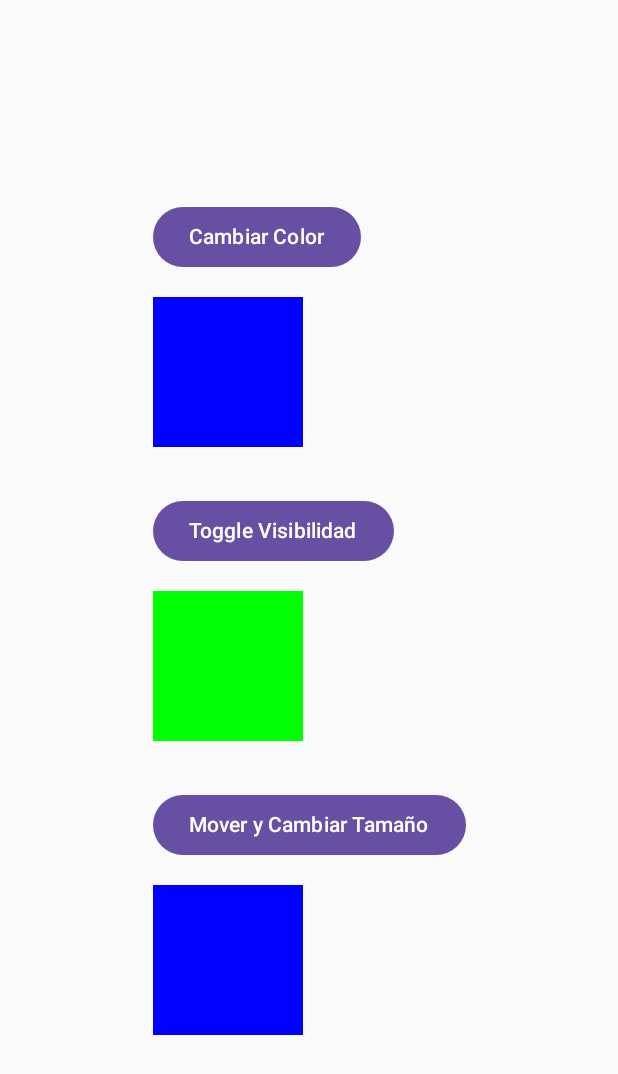
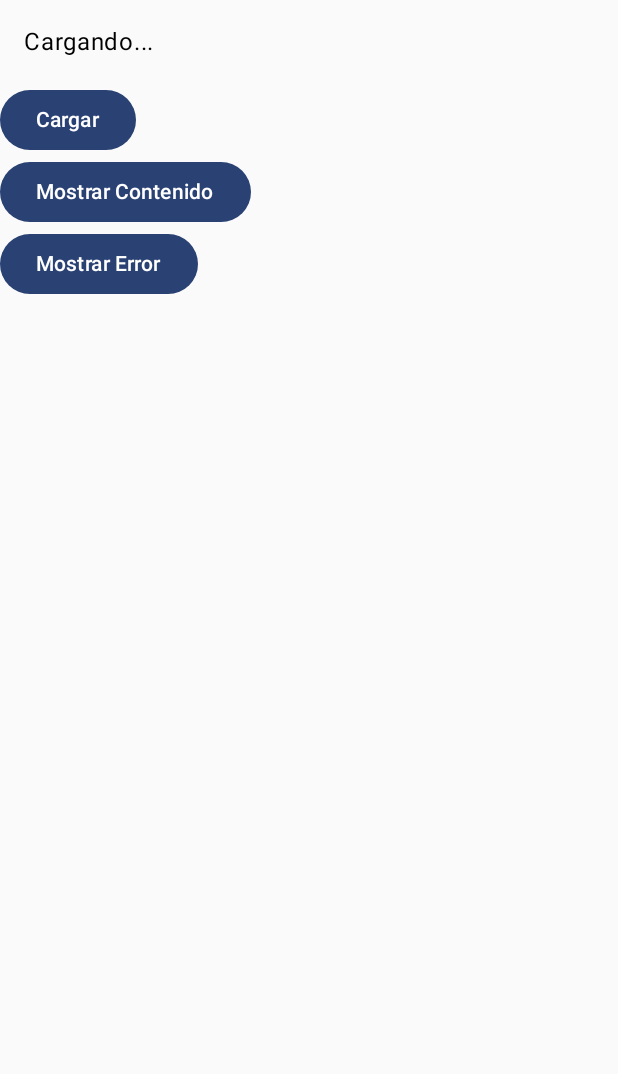
Before and after one commit to AdrianAbeGama/Lab13, an Android app built with Jetpack Compose: the screen it shows after launch (MainActivity), on a phone screen of 412 x 824 dp. Shown: the top 1074 px of the screen. Run offline under Robolectric (Android 15) with nearby library versions, the phone set to English and light mode, and no system bars.

Commit message:
Ejercicio 4

```diff
--- a/app/src/main/java/com/example/lab13/MainActivity.kt
+++ b/app/src/main/java/com/example/lab13/MainActivity.kt
@@ -3,108 +3,83 @@ package com.example.lab13
 import android.os.Bundle
 import androidx.activity.ComponentActivity
 import androidx.activity.compose.setContent
-import androidx.compose.animation.AnimatedVisibility
-import androidx.compose.animation.animateColorAsState
-import androidx.compose.animation.core.animateDpAsState
-import androidx.compose.foundation.background
-import androidx.compose.foundation.layout.*
+import androidx.compose.animation.AnimatedContent
+import androidx.compose.animation.ExperimentalAnimationApi
+import androidx.compose.animation.core.tween
+import androidx.compose.animation.fadeIn
+import androidx.compose.animation.fadeOut
+import androidx.compose.animation.with
+import androidx.compose.foundation.layout.Column
+import androidx.compose.foundation.layout.padding
 import androidx.compose.material3.Button
 import androidx.compose.material3.Text
 import androidx.compose.runtime.*
-import androidx.compose.ui.Alignment
-import androidx.compose.ui.graphics.Color
+import androidx.compose.ui.Modifier
 import androidx.compose.ui.tooling.preview.Preview
-import androidx.compose.ui.unit.Dp
 import androidx.compose.ui.unit.dp
-import androidx.compose.ui.Modifier
-import androidx.compose.ui.unit.IntSize
-import androidx.compose.ui.draw.clip
-import androidx.compose.foundation.shape.CircleShape
-import androidx.compose.foundation.shape.RoundedCornerShape
+import com.example.lab13.ui.theme.Lab13Theme
 
 class MainActivity : ComponentActivity() {
     override fun onCreate(savedInstanceState: Bundle?) {
         super.onCreate(savedInstanceState)
         setContent {
-            AnimationExamples()
+            Lab13Theme {
+                AnimatedContentExample()
+            }
         }
     }
 }
 
+@OptIn(ExperimentalAnimationApi::class)
 @Composable
-fun AnimationExamples() {
-    Column(
-        modifier = Modifier
-            .fillMaxSize()
-            .wrapContentSize(Alignment.Center)
-    ) {
-        // Ejercicio 1: Animación de Color
-        var isBlue by remember { mutableStateOf(true) }
-        val backgroundColor = animateColorAsState(if (isBlue) Color.Blue else Color.Red)
+fun AnimatedContentExample() {
+    var state by remember { mutableStateOf<ContentState>(ContentState.Loading) }
 
-        Button(onClick = { isBlue = !isBlue }) {
-            Text("Cambiar Color")
+    Column {
+        // AnimatedContent to switch between states
+        AnimatedContent(
+            targetState = state,
+            transitionSpec = {
+                fadeIn(animationSpec = tween(500)) with fadeOut(animationSpec = tween(500))
+            }
+        ) { targetState ->
+            when (targetState) {
+                ContentState.Loading -> {
+                    Text(text = "Cargando...", modifier = Modifier.padding(16.dp))
+                }
+                ContentState.Content -> {
+                    Text(text = "Contenido cargado con éxito!", modifier = Modifier.padding(16.dp))
+                }
+                ContentState.Error -> {
+                    Text(text = "Ha ocurrido un error!", modifier = Modifier.padding(16.dp))
+                }
+            }
         }
 
-        Spacer(modifier = Modifier.height(16.dp))
+        // Buttons to change the state
+        Button(onClick = { state = ContentState.Loading }) {
+            Text("Cargar")
+        }
+        Button(onClick = { state = ContentState.Content }) {
+            Text("Mostrar Contenido")
+        }
+        Button(onClick = { state = ContentState.Error }) {
+            Text("Mostrar Error")
+        }
+    }
+}
 
-        Box(
-            modifier = Modifier
-                .size(100.dp)
-                .background(backgroundColor.value)
-        )
-
-        Spacer(modifier = Modifier.height(32.dp))
-
-        // Ejercicio 2: Animación de Visibilidad
-        var isVisible by remember { mutableStateOf(true) }
-
-        Button(onClick = { isVisible = !isVisible }) {
-            Text("Toggle Visibilidad")
-        }
-
-        Spacer(modifier = Modifier.height(16.dp))
-
-        AnimatedVisibility(visible = isVisible) {
-            Box(
-                modifier = Modifier
-                    .size(100.dp)
-                    .background(Color.Green)
-            )
-        }
-
-        Spacer(modifier = Modifier.height(32.dp))
-
-        // Ejercicio 3: Animación de Tamaño y Posición
-        var size by remember { mutableStateOf(100.dp) }
-        var offsetX by remember { mutableStateOf(0.dp) }
-        var offsetY by remember { mutableStateOf(0.dp) }
-
-        val animatedSize: Dp by animateDpAsState(targetValue = size)
-        val animatedOffsetX: Dp by animateDpAsState(targetValue = offsetX)
-        val animatedOffsetY: Dp by animateDpAsState(targetValue = offsetY)
-
-        Button(onClick = {
-            size = if (size == 100.dp) 200.dp else 100.dp
-            offsetX = if (offsetX == 0.dp) 100.dp else 0.dp
-            offsetY = if (offsetY == 0.dp) 100.dp else 0.dp
-        }) {
-            Text("Mover y Cambiar Tamaño")
-        }
-
-        Spacer(modifier = Modifier.height(16.dp))
-
-        Box(
-            modifier = Modifier
-                .size(animatedSize)
-                .offset(animatedOffsetX, animatedOffsetY)
-                .background(Color.Blue)
-        )
-    }
+// Define the states
+sealed class ContentState {
+    object Loading : ContentState()
+    object Content : ContentState()
+    object Error : ContentState()
 }
 
 @Preview(showBackground = true)
 @Composable
 fun DefaultPreview() {
-    AnimationExamples()
+    Lab13Theme {
+        AnimatedContentExample()
+    }
 }
```
